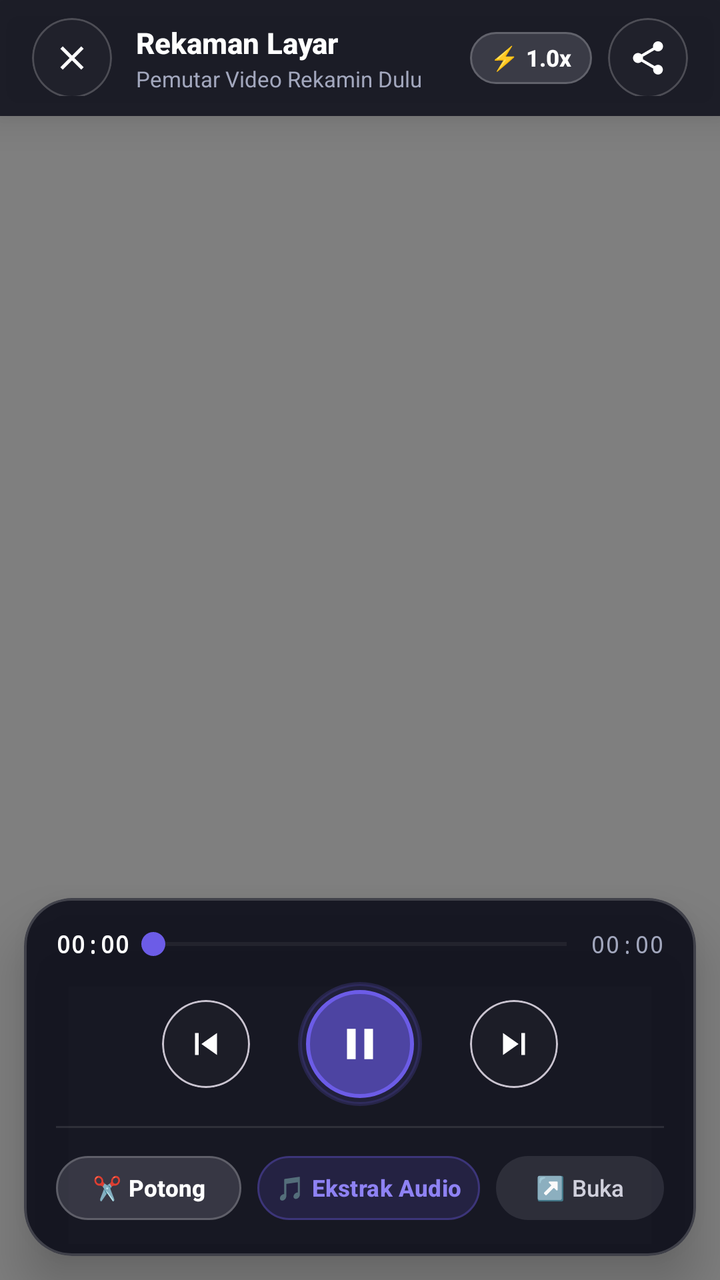
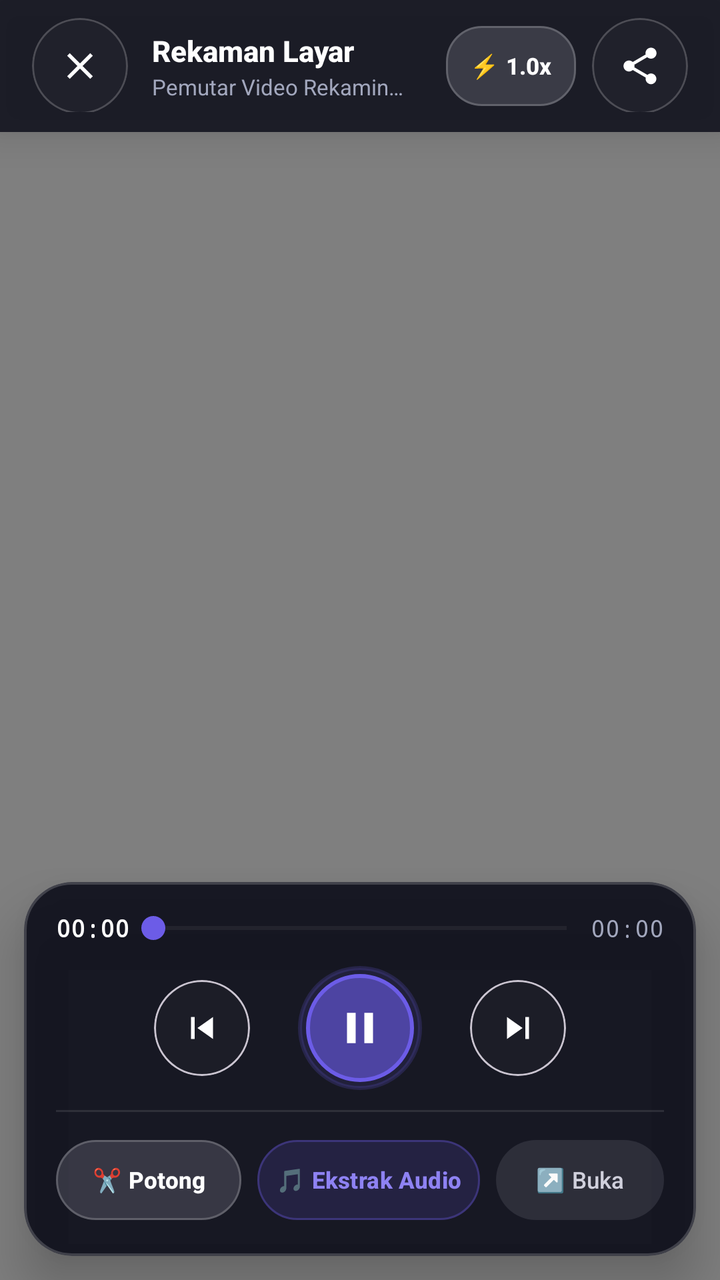

The first picture is an Android layout as it rendered before a commit; the second is the same layout after the commit. The layout source and the unified diff follow.
<!-- AndroidManifest.xml: application theme Theme.RekaminDulu -->
<!-- res/layout/player_screen.xml -->
<?xml version="1.0" encoding="utf-8"?>
<androidx.constraintlayout.widget.ConstraintLayout xmlns:android="http://schemas.android.com/apk/res/android"
    xmlns:app="http://schemas.android.com/apk/res-auto"
    xmlns:tools="http://schemas.android.com/tools"
    android:id="@+id/player_root_layout"
    android:layout_width="match_parent"
    android:layout_height="match_parent"
    android:background="#0A0A12">

    
    <VideoView
        android:id="@+id/video_view"
        android:layout_width="match_parent"
        android:layout_height="match_parent"
        app:layout_constraintBottom_toBottomOf="parent"
        app:layout_constraintEnd_toEndOf="parent"
        app:layout_constraintStart_toStartOf="parent"
        app:layout_constraintTop_toTopOf="parent" />

    
    <RelativeLayout
        android:id="@+id/player_top_bar"
        android:layout_width="match_parent"
        android:layout_height="wrap_content"
        android:background="#D90E0F1A"
        android:elevation="12dp"
        android:minHeight="56dp"
        android:paddingHorizontal="16dp"
        android:paddingTop="8dp"
        android:paddingBottom="10dp"
        app:layout_constraintTop_toTopOf="parent">

        
        <com.google.android.material.card.MaterialCardView
            android:id="@+id/card_player_back"
            android:layout_width="40dp"
            android:layout_height="40dp"
            android:layout_alignParentStart="true"
            android:layout_centerVertical="true"
            app:cardBackgroundColor="#26FFFFFF"
            app:cardCornerRadius="20dp"
            app:cardElevation="0dp"
            app:strokeColor="#33FFFFFF"
            app:strokeWidth="1dp">

            <ImageView
                android:id="@+id/btn_player_back"
                android:layout_width="match_parent"
                android:layout_height="match_parent"
                android:background="?attr/selectableItemBackgroundBorderless"
                android:clickable="true"
                android:contentDescription="Tutup Pemutar"
                android:focusable="true"
                android:padding="10dp"
                android:src="@drawable/ic_close"
                app:tint="#FFFFFF" />
        </com.google.android.material.card.MaterialCardView>

        
        <LinearLayout
            android:layout_width="0dp"
            android:layout_height="wrap_content"
            android:layout_centerVertical="true"
            android:layout_marginHorizontal="12dp"
            android:layout_toStartOf="@id/layout_player_top_actions"
            android:layout_toEndOf="@id/card_player_back"
            android:orientation="vertical">

            <TextView
                android:id="@+id/player_video_title"
                android:layout_width="match_parent"
                android:layout_height="wrap_content"
                android:ellipsize="middle"
                android:fontFamily="sans-serif-medium"
                android:singleLine="true"
                android:text="Rekaman Layar"
                android:textColor="#FFFFFF"
                android:textSize="14.5sp"
                android:textStyle="bold" />

            <TextView
                android:id="@+id/player_video_subtitle"
                android:layout_width="match_parent"
                android:layout_height="wrap_content"
                android:layout_marginTop="1dp"
                android:ellipsize="end"
                android:singleLine="true"
                android:text="Pemutar Video Rekamin Dulu"
                android:textColor="#A2A7BD"
                android:textSize="11sp" />
        </LinearLayout>

        
        <LinearLayout
            android:id="@+id/layout_player_top_actions"
            android:layout_width="wrap_content"
            android:layout_height="wrap_content"
            android:layout_alignParentEnd="true"
            android:layout_centerVertical="true"
            android:gravity="center_vertical"
            android:orientation="horizontal">

            <com.google.android.material.button.MaterialButton
                android:id="@+id/btn_playback_speed"
                style="@style/Widget.Material3.Button.TonalButton"
                android:layout_width="wrap_content"
                android:layout_height="34dp"
                android:layout_marginEnd="8dp"
                android:minHeight="34dp"
                android:minWidth="0dp"
                android:paddingHorizontal="10dp"
                android:paddingVertical="0dp"
                android:text="⚡ 1.0x"
                android:textColor="#FFFFFF"
                android:textSize="11.5sp"
                android:textStyle="bold"
                app:backgroundTint="#26FFFFFF"
                app:cornerRadius="17dp"
                app:strokeColor="#33FFFFFF"
                app:strokeWidth="1dp" />

            <com.google.android.material.card.MaterialCardView
                android:layout_width="40dp"
                android:layout_height="40dp"
                app:cardBackgroundColor="#26FFFFFF"
                app:cardCornerRadius="20dp"
                app:cardElevation="0dp"
                app:strokeColor="#33FFFFFF"
                app:strokeWidth="1dp">

                <ImageView
                    android:id="@+id/btn_player_share"
                    android:layout_width="match_parent"
                    android:layout_height="match_parent"
                    android:background="?attr/selectableItemBackgroundBorderless"
                    android:clickable="true"
                    android:contentDescription="Bagikan Video"
                    android:focusable="true"
                    android:padding="10dp"
                    android:src="@drawable/ic_share"
                    app:tint="#FFFFFF" />
            </com.google.android.material.card.MaterialCardView>
        </LinearLayout>
    </RelativeLayout>

    
    <com.google.android.material.card.MaterialCardView
        android:id="@+id/player_bottom_panel"
        android:layout_width="match_parent"
        android:layout_height="wrap_content"
        android:layout_marginHorizontal="12dp"
        android:layout_marginBottom="12dp"
        app:cardBackgroundColor="#E60D0E1A"
        app:cardCornerRadius="24dp"
        app:cardElevation="16dp"
        app:strokeColor="#2EFFFFFF"
        app:strokeWidth="1.2dp"
        app:layout_constraintBottom_toBottomOf="parent"
        app:layout_constraintEnd_toEndOf="parent"
        app:layout_constraintStart_toStartOf="parent">

        <LinearLayout
            android:layout_width="match_parent"
            android:layout_height="wrap_content"
            android:orientation="vertical"
            android:paddingHorizontal="16dp"
            android:paddingTop="14dp"
            android:paddingBottom="14dp">

            
            <LinearLayout
                android:layout_width="match_parent"
                android:layout_height="wrap_content"
                android:gravity="center_vertical"
                android:orientation="horizontal">

                <TextView
                    android:id="@+id/current_time"
                    android:layout_width="wrap_content"
                    android:layout_height="wrap_content"
                    android:fontFamily="monospace"
                    android:text="00:00"
                    android:textColor="#FFFFFF"
                    android:textSize="12sp"
                    android:textStyle="bold" />

                
                <SeekBar
                    android:id="@+id/seek_bar"
                    android:layout_width="0dp"
                    android:layout_height="wrap_content"
                    android:layout_weight="1"
                    android:max="100"
                    android:paddingHorizontal="12dp"
                    android:progress="0"
                    android:progressTint="@color/colorPrimary"
                    android:thumbTint="@color/colorPrimary" />

                <TextView
                    android:id="@+id/total_time"
                    android:layout_width="wrap_content"
                    android:layout_height="wrap_content"
                    android:fontFamily="monospace"
                    android:text="00:00"
                    android:textColor="#A2A7BD"
                    android:textSize="12sp" />
            </LinearLayout>

            
            <LinearLayout
                android:layout_width="match_parent"
                android:layout_height="wrap_content"
                android:layout_marginTop="10dp"
                android:gravity="center"
                android:orientation="horizontal">

                
                <com.google.android.material.card.MaterialCardView
                    android:layout_width="44dp"
                    android:layout_height="44dp"
                    app:cardBackgroundColor="#22FFFFFF"
                    app:cardCornerRadius="22dp"
                    app:cardElevation="0dp">

                    <ImageView
                        android:id="@+id/btn_rewind"
                        android:layout_width="match_parent"
                        android:layout_height="match_parent"
                        android:background="?attr/selectableItemBackgroundBorderless"
                        android:clickable="true"
                        android:contentDescription="Mundur 10 detik"
                        android:focusable="true"
                        android:padding="11dp"
                        android:src="@drawable/ic_previous"
                        app:tint="#FFFFFF" />
                </com.google.android.material.card.MaterialCardView>

                
                <FrameLayout
                    android:layout_width="62dp"
                    android:layout_height="62dp"
                    android:layout_marginHorizontal="24dp"
                    android:background="@drawable/ic_play_circle_bg"
                    android:backgroundTint="#336C5CE7">

                    <ImageView
                        android:id="@+id/play_pause_btn"
                        android:layout_width="54dp"
                        android:layout_height="54dp"
                        android:layout_gravity="center"
                        android:background="@drawable/ic_play_circle_bg"
                        android:backgroundTint="@color/colorPrimary"
                        android:clickable="true"
                        android:contentDescription="Putar atau Jeda Video"
                        android:focusable="true"
                        android:padding="14dp"
                        android:src="@drawable/ic_pause"
                        app:tint="#FFFFFF" />
                </FrameLayout>

                
                <com.google.android.material.card.MaterialCardView
                    android:layout_width="44dp"
                    android:layout_height="44dp"
                    app:cardBackgroundColor="#22FFFFFF"
                    app:cardCornerRadius="22dp"
                    app:cardElevation="0dp">

                    <ImageView
                        android:id="@+id/btn_forward"
                        android:layout_width="match_parent"
                        android:layout_height="match_parent"
                        android:background="?attr/selectableItemBackgroundBorderless"
                        android:clickable="true"
                        android:contentDescription="Maju 10 detik"
                        android:focusable="true"
                        android:padding="11dp"
                        android:src="@drawable/ic_next"
                        app:tint="#FFFFFF" />
                </com.google.android.material.card.MaterialCardView>
            </LinearLayout>

            
            <View
                android:layout_width="match_parent"
                android:layout_height="1dp"
                android:layout_marginVertical="10dp"
                android:background="#1AFFFFFF" />

            
            <LinearLayout
                android:layout_width="match_parent"
                android:layout_height="wrap_content"
                android:gravity="center"
                android:orientation="horizontal">

                
                <com.google.android.material.button.MaterialButton
                    android:id="@+id/btn_player_trim_shortcut"
                    style="@style/Widget.Material3.Button.TonalButton"
                    android:layout_width="0dp"
                    android:layout_height="40dp"
                    android:layout_marginEnd="4dp"
                    android:layout_weight="1"
                    android:minHeight="40dp"
                    android:paddingHorizontal="6dp"
                    android:paddingVertical="0dp"
                    android:text="✂️ Potong"
                    android:textColor="#FFFFFF"
                    android:textSize="11.5sp"
                    android:textStyle="bold"
                    app:backgroundTint="#26FFFFFF"
                    app:cornerRadius="20dp"
                    app:strokeColor="#33FFFFFF"
                    app:strokeWidth="1dp" />

                
                <com.google.android.material.button.MaterialButton
                    android:id="@+id/btn_player_extract_audio"
                    style="@style/Widget.Material3.Button.TonalButton"
                    android:layout_width="0dp"
                    android:layout_height="40dp"
                    android:layout_marginHorizontal="4dp"
                    android:layout_weight="1.2"
                    android:minHeight="40dp"
                    android:paddingHorizontal="6dp"
                    android:paddingVertical="0dp"
                    android:text="🎵 Ekstrak Audio"
                    android:textColor="@color/colorPrimaryLight"
                    android:textSize="11.5sp"
                    android:textStyle="bold"
                    app:backgroundTint="#286C5CE7"
                    app:cornerRadius="20dp"
                    app:strokeColor="#556C5CE7"
                    app:strokeWidth="1dp" />

                
                <com.google.android.material.button.MaterialButton
                    android:id="@+id/btn_player_open_external"
                    style="@style/Widget.Material3.Button.TonalButton"
                    android:layout_width="0dp"
                    android:layout_height="40dp"
                    android:layout_marginStart="4dp"
                    android:layout_weight="0.9"
                    android:minHeight="40dp"
                    android:paddingHorizontal="6dp"
                    android:paddingVertical="0dp"
                    android:text="↗️ Buka"
                    android:textColor="#D0D0DC"
                    android:textSize="11.5sp"
                    app:backgroundTint="#1AFFFFFF"
                    app:cornerRadius="20dp" />
            </LinearLayout>
        </LinearLayout>
    </com.google.android.material.card.MaterialCardView>

</androidx.constraintlayout.widget.ConstraintLayout>
<!-- resources referenced by this layout -->
<resources>
  <color name="colorPrimary">#6C5CE7</color>
  <color name="colorPrimaryLight">#8E82F3</color>
  <!-- drawable ic_close (drawable) -->
  <vector xmlns:android="http://schemas.android.com/apk/res/android"
      android:width="24dp"
      android:height="24dp"
      android:viewportWidth="24"
      android:viewportHeight="24">
      <path
          android:fillColor="#FF3838"
          android:pathData="M19,6.41L17.59,5 12,10.59 6.41,5 5,6.41 10.59,12 5,17.59 6.41,19 12,13.41 17.59,19 19,17.59 13.41,12z"/>
  </vector>
  <!-- drawable ic_next (drawable) -->
  <vector xmlns:android="http://schemas.android.com/apk/res/android"
      android:width="24dp"
      android:height="24dp"
      android:viewportWidth="24"
      android:viewportHeight="24">
      <path
          android:fillColor="#6C5CE7"
          android:pathData="M10,6L8.59,7.41 13.17,12l-4.58,4.59L10,18l6,-6z"/>
  </vector>
  <!-- drawable ic_pause (drawable) -->
  <vector xmlns:android="http://schemas.android.com/apk/res/android"
      android:width="24dp"
      android:height="24dp"
      android:viewportWidth="24"
      android:viewportHeight="24">
      <path
          android:fillColor="#6C5CE7"
          android:pathData="M6,19h4V5H6v14zm8,-14v14h4V5h-4z"/>
  </vector>
  <!-- drawable ic_play_circle_bg (drawable) -->
  <?xml version="1.0" encoding="utf-8"?>
  <shape xmlns:android="http://schemas.android.com/apk/res/android"
      android:shape="oval">
      <solid android:color="#99000000" />
      <stroke
          android:width="2dp"
          android:color="#FFFFFF" />
  </shape>
  <!-- drawable ic_previous (drawable-mdpi) -->
  <vector xmlns:android="http://schemas.android.com/apk/res/android"
      android:width="24dp"
      android:height="24dp"
      android:viewportWidth="24"
      android:viewportHeight="24">
      <path
          android:fillColor="#6C5CE7"
          android:pathData="M6,6h2v12H6zm3.5,6l8.5,6V6z"/>
  </vector>
  <!-- drawable ic_share (drawable) -->
  <vector xmlns:android="http://schemas.android.com/apk/res/android"
      android:width="24dp"
      android:height="24dp"
      android:viewportWidth="24"
      android:viewportHeight="24">
    <path
        android:fillColor="#FFFFFFFF"
        android:pathData="M18,16.08c-0.76,0 -1.44,0.3 -1.96,0.77L8.91,12.7c0.05,-0.23 0.09,-0.46 0.09,-0.7s-0.04,-0.47 -0.09,-0.7l7.05,-4.11c0.54,0.5 1.25,0.81 2.04,0.81 1.66,0 3,-1.34 3,-3s-1.34,-3 -3,-3 -3,1.34 -3,3c0,0.24 0.04,0.47 0.09,0.7L8.04,9.81C7.5,9.31 6.79,9 6,9c-1.66,0 -3,1.34 -3,3s1.34,3 3,3c0.79,0 1.5,-0.31 2.04,-0.81l7.12,4.16c-0.05,0.21 -0.08,0.43 -0.08,0.65 0,1.61 1.31,2.92 2.92,2.92s2.92,-1.31 2.92,-2.92c0,-1.61 -1.31,-2.92 -2.92,-2.92z"/>
  </vector>
  <style name="Theme.RekaminDulu" parent="Theme.Material3.DayNight.NoActionBar">
          <item name="colorPrimary">@color/colorPrimary</item>
          <item name="colorOnPrimary">@color/colorOnPrimary</item>
          <item name="colorPrimaryContainer">@color/colorPrimaryContainer</item>
          <item name="colorOnPrimaryContainer">@color/colorOnPrimaryContainer</item>
          <item name="colorSurface">@color/colorSurface</item>
          <item name="colorOnSurface">@color/colorOnSurface</item>
          <item name="android:windowBackground">@color/colorBackground</item>
          <item name="android:statusBarColor">@color/colorBackground</item>
          <item name="android:windowLightStatusBar">true</item>
          <item name="android:navigationBarColor">@color/colorSurface</item>
      </style>
  <color name="colorOnPrimary">#FFFFFF</color>
  <color name="colorPrimaryContainer">#ECE8FD</color>
  <color name="colorOnPrimaryContainer">#4435B8</color>
  <color name="colorSurface">#FFFFFF</color>
  <color name="colorOnSurface">#1A1B25</color>
  <color name="colorBackground">#F6F7FB</color>
</resources>

<!-- the commit's change to res/layout/player_screen.xml (unified diff, before → after) -->
@@ -33,12 +33,12 @@
         
         <com.google.android.material.card.MaterialCardView
             android:id="@+id/card_player_back"
-            android:layout_width="40dp"
-            android:layout_height="40dp"
+            android:layout_width="48dp"
+            android:layout_height="48dp"
             android:layout_alignParentStart="true"
             android:layout_centerVertical="true"
             app:cardBackgroundColor="#26FFFFFF"
-            app:cardCornerRadius="20dp"
+            app:cardCornerRadius="24dp"
             app:cardElevation="0dp"
             app:strokeColor="#33FFFFFF"
             app:strokeWidth="1dp">
@@ -51,7 +51,7 @@
                 android:clickable="true"
                 android:contentDescription="Tutup Pemutar"
                 android:focusable="true"
-                android:padding="10dp"
+                android:padding="13dp"
                 android:src="@drawable/ic_close"
                 app:tint="#FFFFFF" />
         </com.google.android.material.card.MaterialCardView>
@@ -104,26 +104,25 @@
                 android:id="@+id/btn_playback_speed"
                 style="@style/Widget.Material3.Button.TonalButton"
                 android:layout_width="wrap_content"
-                android:layout_height="34dp"
+                android:layout_height="wrap_content"
                 android:layout_marginEnd="8dp"
-                android:minHeight="34dp"
-                android:minWidth="0dp"
-                android:paddingHorizontal="10dp"
-                android:paddingVertical="0dp"
+                android:minHeight="48dp"
+                android:minWidth="48dp"
+                android:paddingHorizontal="12dp"
                 android:text="⚡ 1.0x"
                 android:textColor="#FFFFFF"
                 android:textSize="11.5sp"
                 android:textStyle="bold"
                 app:backgroundTint="#26FFFFFF"
-                app:cornerRadius="17dp"
+                app:cornerRadius="18dp"
                 app:strokeColor="#33FFFFFF"
                 app:strokeWidth="1dp" />
 
             <com.google.android.material.card.MaterialCardView
-                android:layout_width="40dp"
-                android:layout_height="40dp"
+                android:layout_width="48dp"
+                android:layout_height="48dp"
                 app:cardBackgroundColor="#26FFFFFF"
-                app:cardCornerRadius="20dp"
+                app:cardCornerRadius="24dp"
                 app:cardElevation="0dp"
                 app:strokeColor="#33FFFFFF"
                 app:strokeWidth="1dp">
@@ -136,7 +135,7 @@
                     android:clickable="true"
                     android:contentDescription="Bagikan Video"
                     android:focusable="true"
-                    android:padding="10dp"
+                    android:padding="13dp"
                     android:src="@drawable/ic_share"
                     app:tint="#FFFFFF" />
             </com.google.android.material.card.MaterialCardView>
@@ -216,10 +215,10 @@
 
                 
                 <com.google.android.material.card.MaterialCardView
-                    android:layout_width="44dp"
-                    android:layout_height="44dp"
+                    android:layout_width="48dp"
+                    android:layout_height="48dp"
                     app:cardBackgroundColor="#22FFFFFF"
-                    app:cardCornerRadius="22dp"
+                    app:cardCornerRadius="24dp"
                     app:cardElevation="0dp">
 
                     <ImageView
@@ -230,7 +229,7 @@
                         android:clickable="true"
                         android:contentDescription="Mundur 10 detik"
                         android:focusable="true"
-                        android:padding="11dp"
+                        android:padding="13dp"
                         android:src="@drawable/ic_previous"
                         app:tint="#FFFFFF" />
                 </com.google.android.material.card.MaterialCardView>
@@ -260,10 +259,10 @@
 
                 
                 <com.google.android.material.card.MaterialCardView
-                    android:layout_width="44dp"
-                    android:layout_height="44dp"
+                    android:layout_width="48dp"
+                    android:layout_height="48dp"
                     app:cardBackgroundColor="#22FFFFFF"
-                    app:cardCornerRadius="22dp"
+                    app:cardCornerRadius="24dp"
                     app:cardElevation="0dp">
 
                     <ImageView
@@ -274,7 +273,7 @@
                         android:clickable="true"
                         android:contentDescription="Maju 10 detik"
                         android:focusable="true"
-                        android:padding="11dp"
+                        android:padding="13dp"
                         android:src="@drawable/ic_next"
                         app:tint="#FFFFFF" />
                 </com.google.android.material.card.MaterialCardView>
@@ -299,12 +298,11 @@
                     android:id="@+id/btn_player_trim_shortcut"
                     style="@style/Widget.Material3.Button.TonalButton"
                     android:layout_width="0dp"
-                    android:layout_height="40dp"
+                    android:layout_height="wrap_content"
                     android:layout_marginEnd="4dp"
                     android:layout_weight="1"
-                    android:minHeight="40dp"
+                    android:minHeight="48dp"
                     android:paddingHorizontal="6dp"
-                    android:paddingVertical="0dp"
                     android:text="✂️ Potong"
                     android:textColor="#FFFFFF"
                     android:textSize="11.5sp"
@@ -319,12 +317,11 @@
                     android:id="@+id/btn_player_extract_audio"
                     style="@style/Widget.Material3.Button.TonalButton"
                     android:layout_width="0dp"
-                    android:layout_height="40dp"
+                    android:layout_height="wrap_content"
                     android:layout_marginHorizontal="4dp"
                     android:layout_weight="1.2"
-                    android:minHeight="40dp"
+                    android:minHeight="48dp"
                     android:paddingHorizontal="6dp"
-                    android:paddingVertical="0dp"
                     android:text="🎵 Ekstrak Audio"
                     android:textColor="@color/colorPrimaryLight"
                     android:textSize="11.5sp"
@@ -339,12 +336,11 @@
                     android:id="@+id/btn_player_open_external"
                     style="@style/Widget.Material3.Button.TonalButton"
                     android:layout_width="0dp"
-                    android:layout_height="40dp"
+                    android:layout_height="wrap_content"
                     android:layout_marginStart="4dp"
                     android:layout_weight="0.9"
-                    android:minHeight="40dp"
+                    android:minHeight="48dp"
                     android:paddingHorizontal="6dp"
-                    android:paddingVertical="0dp"
                     android:text="↗️ Buka"
                     android:textColor="#D0D0DC"
                     android:textSize="11.5sp"
